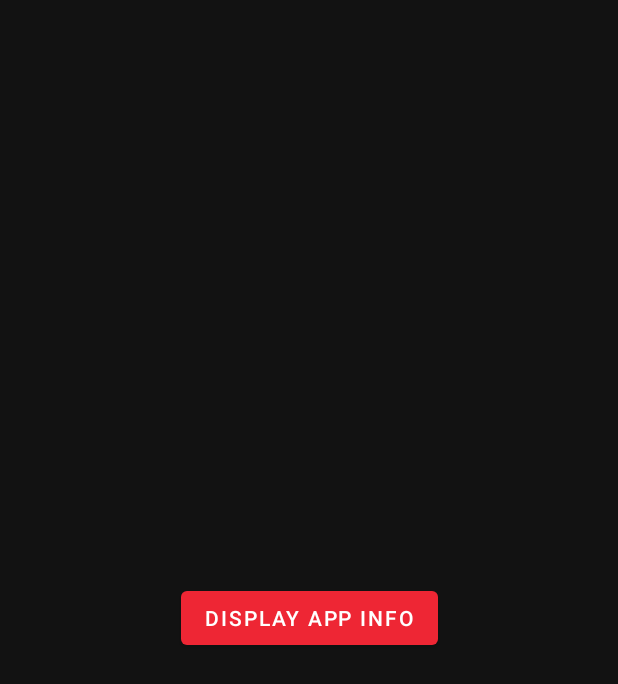
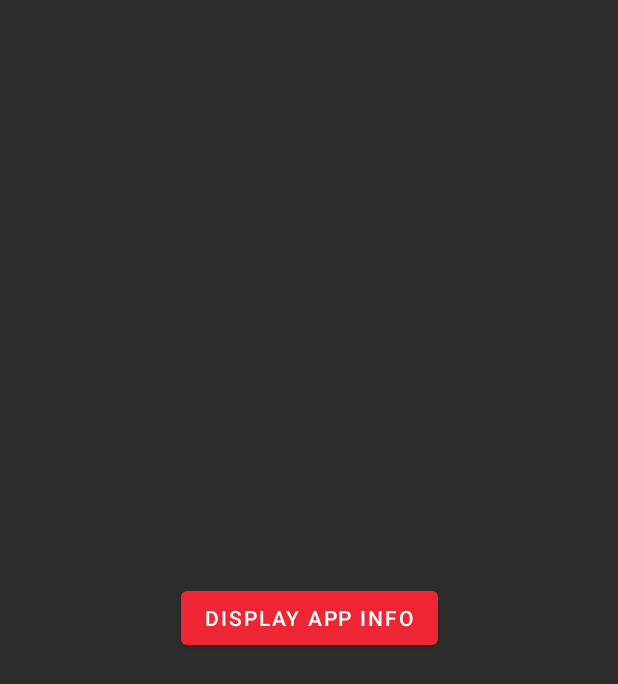
Before and after one commit to azurmop/Mapp, an Android app: the screen it shows after launch (MainActivity), on a phone screen of 412 x 824 dp. Shown: the top 684 px of the screen. Run offline under Robolectric (Android 15) with nearby library versions, the phone set to English and light mode, and no system bars.

Commit message:
Update background color

```diff
--- a/app/src/main/res/layout/activity_main.xml
+++ b/app/src/main/res/layout/activity_main.xml
@@ -4,6 +4,7 @@
     xmlns:tools="http://schemas.android.com/tools"
     android:layout_width="match_parent"
     android:layout_height="match_parent"
+    android:background="#2C2C2C"
     tools:context=".MainActivity">
 
     <com.google.android.material.button.MaterialButton
```
